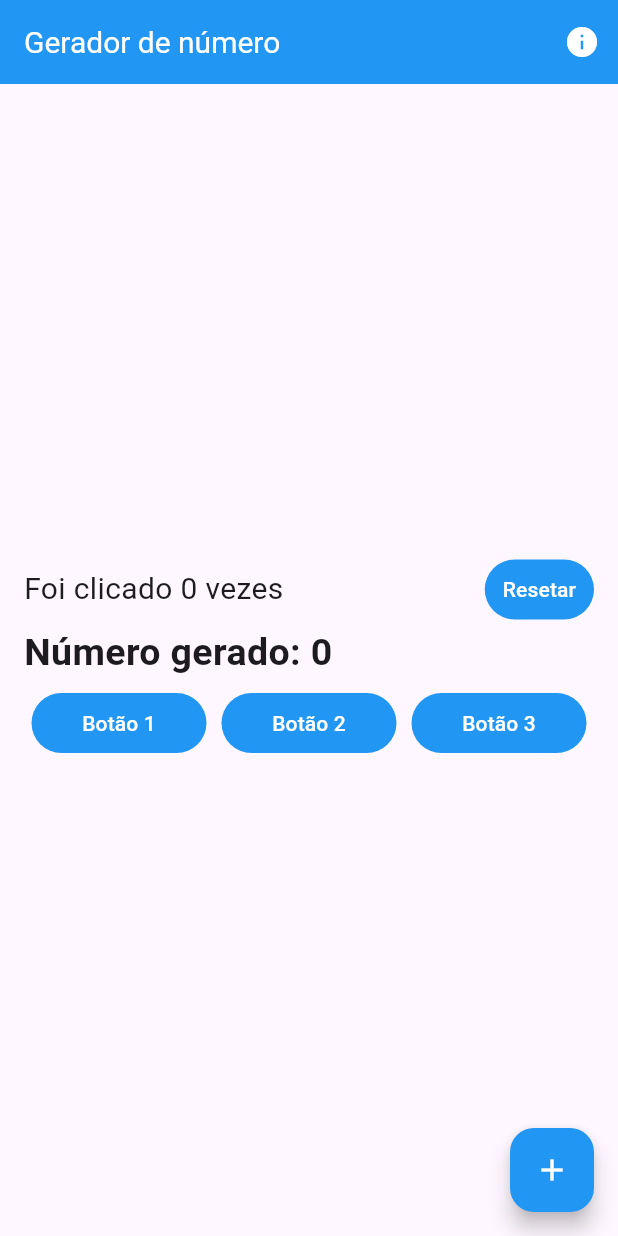
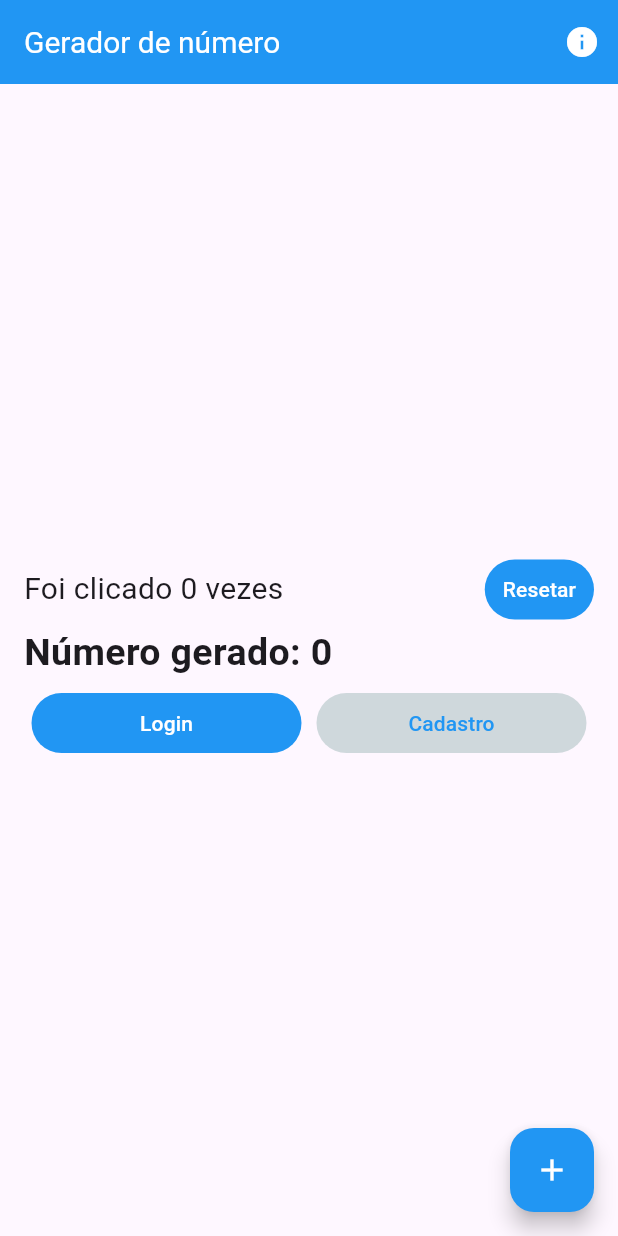
Before and after one commit to gabrielcamurcab/number-generator-flutter, a Flutter app: the screen it shows after launch, on a phone screen of 412 x 824 dp. Run offline on Flutter 3.47's test engine with Material 3 defaults, Android fonts, the phone set to English and light mode, and no system bars; our stand-ins replace google_fonts.

Commit message:
Organize 'login' && 'cadastro' buttons

```diff
--- a/lib/pages/home_page.dart
+++ b/lib/pages/home_page.dart
@@ -77,7 +77,7 @@ class _HomePageState extends State<HomePage> {
                         style: TextButton.styleFrom(
                             backgroundColor: Colors.blue,
                             foregroundColor: Colors.white),
-                        child: const Text("Botão 1"),
+                        child: const Text("Login"),
                       ),
                     ),
                   ),
@@ -91,28 +91,12 @@ class _HomePageState extends State<HomePage> {
                           });
                         },
                         style: TextButton.styleFrom(
-                            backgroundColor: Colors.blue,
-                            foregroundColor: Colors.white),
-                        child: const Text("Botão 2"),
+                            backgroundColor: Colors.blueGrey[100],
+                            foregroundColor: Colors.blue),
+                        child: const Text("Cadastro"),
                       ),
                     ),
                   ),
-                  Expanded(
-                    child: Container(
-                      margin: const EdgeInsets.all(5),
-                      child: TextButton(
-                        onPressed: () {
-                          setState(() {
-
-                          });
-                        },
-                        style: TextButton.styleFrom(
-                            backgroundColor: Colors.blue,
-                            foregroundColor: Colors.white),
-                        child: const Text("Botão 3"),
-                      ),
-                    ),
-                  )
                 ],
               )
             ]),
```
